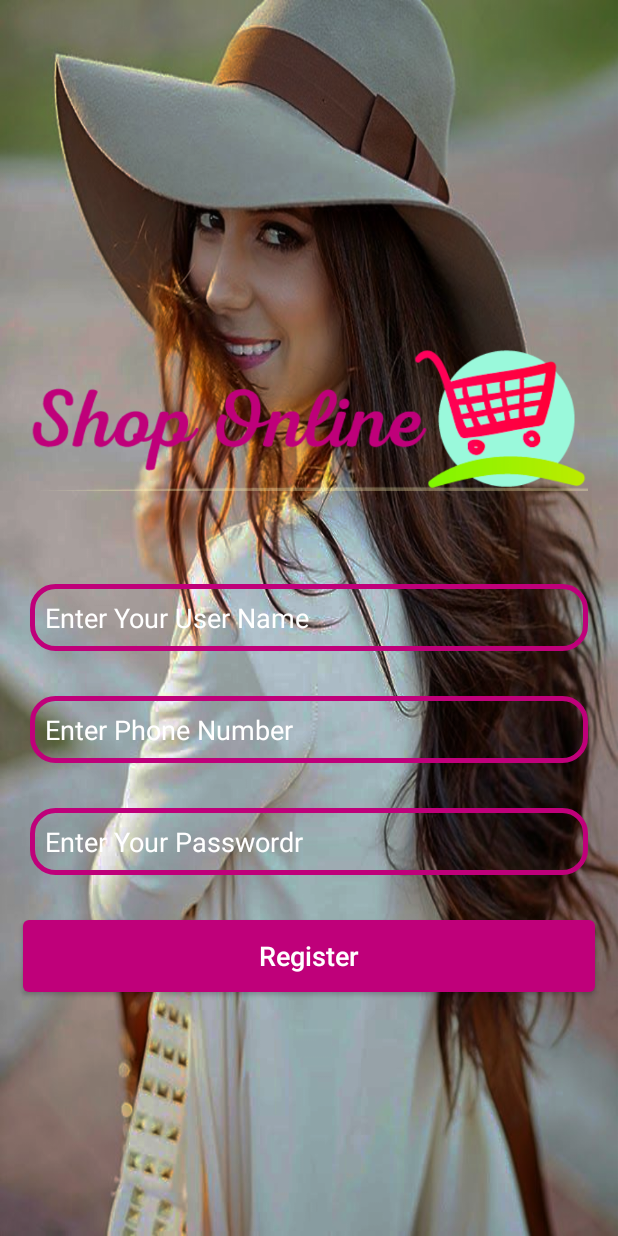
After one commit to alvinwarui29/AliBabaClone, an Android app: the RegisterActivity screen opened directly, with no data from a screen before it, on a phone screen of 412 x 824 dp. The commit adds this screen. Run offline under Robolectric (Android 15) with nearby library versions, the phone set to English and light mode, and no system bars.

Commit message:
register/login activities set up successfully

```diff
--- a/app/src/main/AndroidManifest.xml
+++ b/app/src/main/AndroidManifest.xml
@@ -10,6 +10,12 @@
         android:supportsRtl="true"
         android:theme="@style/Theme.ECommerceApp">
         <activity
+            android:name=".RegisterActivity"
+            android:exported="false" />
+        <activity
+            android:name=".LoginActivity"
+            android:exported="false" />
+        <activity
             android:name=".MainActivity"
             android:exported="true">
             <intent-filter>
--- /dev/null
+++ b/app/src/main/java/com/example/e_commerceapp/RegisterActivity.java
@@ -0,0 +1,28 @@
+package com.example.e_commerceapp;
+
+import androidx.appcompat.app.AppCompatActivity;
+
+import android.os.Bundle;
+import android.widget.Button;
+import android.widget.EditText;
+
+public class RegisterActivity extends AppCompatActivity {
+    private Button createAccountbtn;
+    private EditText inputName,inputPhoneNumber,inputPassword;
+
+    @Override
+    protected void onCreate(Bundle savedInstanceState) {
+        super.onCreate(savedInstanceState);
+        setContentView(R.layout.activity_register);
+
+        createAccountbtn = findViewById(R.id.Register_btn);
+        inputName = findViewById(R.id.username_register_edtTxt);
+        inputPassword = findViewById(R.id.password_register_edtTxt);
+        inputPhoneNumber = findViewById(R.id.phone_register_edtTxt);
+
+
+
+
+
+    }
+}
--- /dev/null
+++ b/app/src/main/res/layout/activity_register.xml
@@ -0,0 +1,90 @@
+<?xml version="1.0" encoding="utf-8"?>
+<RelativeLayout xmlns:android="http://schemas.android.com/apk/res/android"
+    xmlns:app="http://schemas.android.com/apk/res-auto"
+    xmlns:tools="http://schemas.android.com/tools"
+    android:layout_width="match_parent"
+    android:background="@drawable/register"
+    android:layout_height="match_parent"
+    tools:context=".RegisterActivity">
+
+    <ImageView
+        android:id="@+id/register_App_Logo"
+        android:layout_width="wrap_content"
+        android:layout_height="wrap_content"
+        android:layout_centerHorizontal="true"
+        android:layout_marginLeft="20dp"
+        android:layout_marginTop="200dp"
+        android:layout_marginRight="20dp"
+        android:src="@drawable/applogo" />
+
+
+    <EditText
+        android:layout_width="match_parent"
+        android:layout_height="wrap_content"
+        android:id="@+id/username_register_edtTxt"
+        android:hint="Enter Your User Name"
+        android:layout_below="@id/register_App_Logo"
+        android:layout_marginTop="30dp"
+        android:layout_marginLeft="20dp"
+        android:layout_marginRight="20dp"
+        android:inputType="textPersonName"
+        android:textColor="@color/white"
+        android:textColorHint="@color/white"
+        android:padding="10dp"
+        android:background="@drawable/edtxt"/>
+
+
+
+
+    <EditText
+        android:layout_width="match_parent"
+        android:layout_height="wrap_content"
+        android:id="@+id/phone_register_edtTxt"
+        android:hint="Enter Phone Number"
+        android:layout_below="@id/username_register_edtTxt"
+        android:layout_marginTop="30dp"
+        android:layout_marginLeft="20dp"
+        android:layout_marginRight="20dp"
+        android:inputType="number"
+        android:textColor="@color/white"
+        android:textColorHint="@color/white"
+        android:padding="10dp"
+        android:background="@drawable/edtxt"/>
+
+    <EditText
+        android:layout_width="match_parent"
+        android:layout_height="wrap_content"
+        android:id="@+id/password_register_edtTxt"
+        android:hint="Enter Your Passwordr"
+        android:layout_below="@id/phone_register_edtTxt"
+        android:layout_marginTop="30dp"
+        android:layout_marginLeft="20dp"
+        android:layout_marginRight="20dp"
+        android:inputType="textPassword"
+        android:textColor="@color/white"
+        android:textColorHint="@color/white"
+        android:padding="10dp"
+        android:background="@drawable/edtxt"/>
+
+
+
+    <androidx.appcompat.widget.AppCompatButton
+        android:id="@+id/Register_btn"
+        android:layout_width="match_parent"
+        android:layout_height="wrap_content"
+        android:layout_marginLeft="15dp"
+        android:layout_marginRight="15dp"
+        android:layout_below="@id/password_register_edtTxt"
+        android:background="@drawable/button"
+        android:padding="5dp"
+        android:layout_marginTop="30dp"
+        android:text="Register"
+        android:textAllCaps="false"
+        android:textColor="@color/white"
+        android:textSize="18sp" />
+
+
+
+
+
+</RelativeLayout>
--- a/build.gradle
+++ b/build.gradle
@@ -2,6 +2,7 @@ buildscript {
     repositories {
         // Check that you have the following line (if not, add it):
         google()  // Google's Maven repository
+        jcenter()
 
     }
     dependencies {
```
Also changed, not shown: app/build.gradle (+12 -0 lines), app/src/main/java/com/example/e_commerceapp/LoginActivity.java (added, +14 -0 lines), app/src/main/java/com/example/e_commerceapp/MainActivity.java (+24 -0 lines), app/src/main/res/layout/activity_login.xml (added, +132 -0 lines), app/src/main/res/layout/activity_main.xml (+6 -5 lines), 2 other files.
